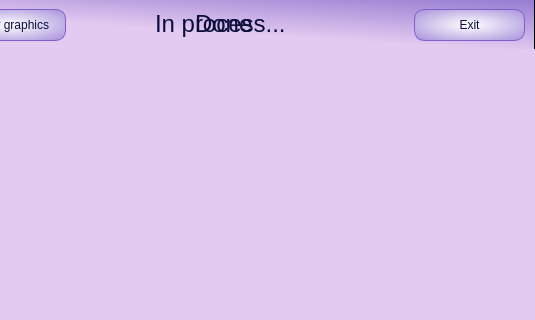
Above: python/ui/main.ui from TypicalCode0/Development-and-visualization-of-optimization-algorithms before the change; both pictures show x 745 to 1280 and y 0 to 320 of the 1280 by 650 pixel window. Below: the same form after it.
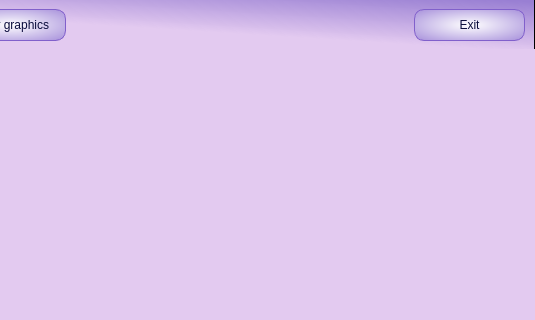
That is the form after the change. Icons and pictures are not drawn.

```diff
--- a/python/ui/main.ui
+++ b/python/ui/main.ui
@@ -1156,32 +1156,6 @@
       <string>Clear graphics</string>
      </property>
     </widget>
-    <widget class="QLabel" name="in_process_label">
-     <property name="geometry">
-      <rect>
-       <x>450</x>
-       <y>0</y>
-       <width>171</width>
-       <height>51</height>
-      </rect>
-     </property>
-     <property name="text">
-      <string>&lt;html&gt;&lt;head/&gt;&lt;body&gt;&lt;p&gt;&lt;span style=&quot; font-size:18pt;&quot;&gt;In process...&lt;/span&gt;&lt;/p&gt;&lt;/body&gt;&lt;/html&gt;</string>
-     </property>
-    </widget>
-    <widget class="QLabel" name="done_label">
-     <property name="geometry">
-      <rect>
-       <x>490</x>
-       <y>0</y>
-       <width>71</width>
-       <height>51</height>
-      </rect>
-     </property>
-     <property name="text">
-      <string>&lt;html&gt;&lt;head/&gt;&lt;body&gt;&lt;p&gt;&lt;span style=&quot; font-size:18pt;&quot;&gt;Done&lt;/span&gt;&lt;/p&gt;&lt;/body&gt;&lt;/html&gt;</string>
-     </property>
-    </widget>
    </widget>
    <widget class="QWidget" name="widget_graphics" native="true">
     <property name="geometry">
```
Left out of the diff: 2 changed lines with no effect on the pictures.
